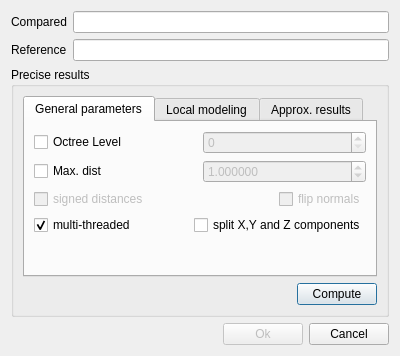
Qt form qCC/ui_templates/comparisonDlg.ui (archeos/cloudcompare-archeos) before a commit.
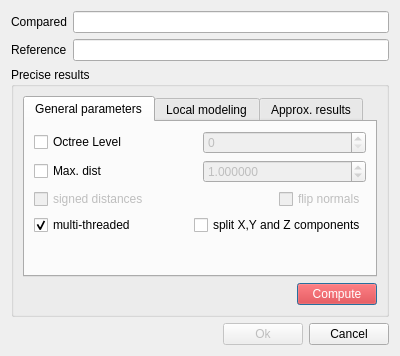
The same form after that commit. Icons and pictures are not drawn.

```diff
--- a/qCC/ui_templates/comparisonDlg.ui
+++ b/qCC/ui_templates/comparisonDlg.ui
@@ -431,6 +431,9 @@
         </item>
         <item>
          <widget class="QPushButton" name="computeButton">
+          <property name="styleSheet">
+           <string notr="true">background-color:red; color: white;</string>
+          </property>
           <property name="text">
            <string>Compute</string>
           </property>
```
Left out of the diff: 33 changed lines with no effect on the pictures.
